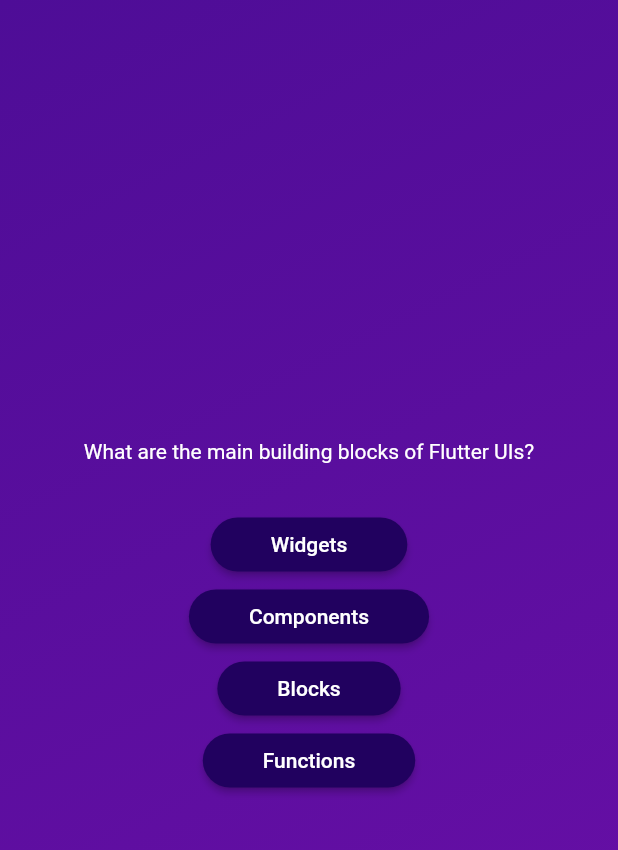
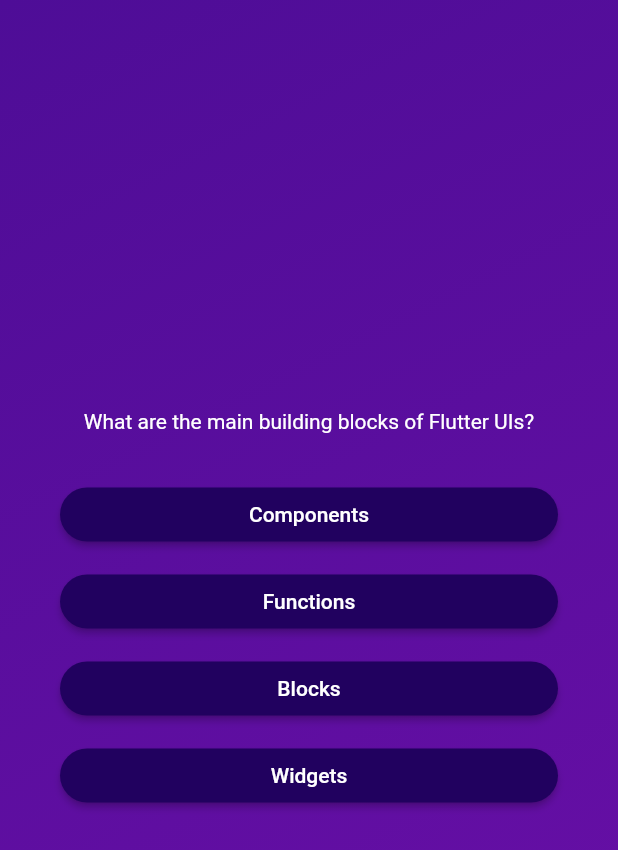
Before and after one commit to uzifauzi/Quiz-App, a Flutter app: the screen it shows after launch, after a tap on "Start Quiz", on a phone screen of 412 x 824 dp. Shown: the top 850 px of the screen. Run offline on Flutter 3.47's test engine with Material 2 defaults, Android fonts, the phone set to English and light mode, and no system bars.

Commit message:
build: shuffle method for randoming answer

```diff
--- a/lib/answer_button.dart
+++ b/lib/answer_button.dart
@@ -8,7 +8,9 @@ class AnswerButton extends StatelessWidget {
   final void Function() onTap;
   @override
   Widget build(BuildContext context) {
-    return ElevatedButton(
+    return Container(
+      margin: const EdgeInsets.only(bottom: 10),
+      child: ElevatedButton(
         onPressed: onTap,
         style: ElevatedButton.styleFrom(
             padding: const EdgeInsets.symmetric(
@@ -25,6 +27,7 @@ class AnswerButton extends StatelessWidget {
         child: Text(
           answerText,
         ),
+      ),
     );
   }
 }
--- a/lib/models/quiz_question.dart
+++ b/lib/models/quiz_question.dart
@@ -3,4 +3,12 @@ class QuizQuestion {
 
   final String text;
   final List<String> answer;
+
+//method melakukan shuffle
+  List<String> getShuffledAnswer() {
+    //buat salinan list yg asli dahulu
+    final shuffeledList = List.of(answer);
+    shuffeledList.shuffle();
+    return shuffeledList;
+  }
 }
--- a/lib/question_screen.dart
+++ b/lib/question_screen.dart
@@ -13,21 +13,25 @@ class _QuestionScreenState extends State<QuestionScreen> {
   final currentQuestion = questions[0];
   @override
   Widget build(BuildContext context) {
-    return SizedBox(
+    return Container(
+      margin: const EdgeInsets.all(40),
+      child: SizedBox(
         width: double.infinity,
         child: Column(
           mainAxisAlignment: MainAxisAlignment.center,
+          crossAxisAlignment: CrossAxisAlignment.stretch,
           children: [
             Text(
               currentQuestion.text,
               style: const TextStyle(
                 color: Colors.white,
               ),
+              textAlign: TextAlign.center,
             ),
             const SizedBox(
               height: 30,
             ),
-          ...currentQuestion.answer.map(
+            ...currentQuestion.getShuffledAnswer().map(
               (item) {
                 return AnswerButton(
                   answerText: item,
@@ -37,6 +41,7 @@ class _QuestionScreenState extends State<QuestionScreen> {
             ),
           ],
         ),
+      ),
     );
   }
 }
```
Lines whose indentation alone changed are shown as unchanged.
